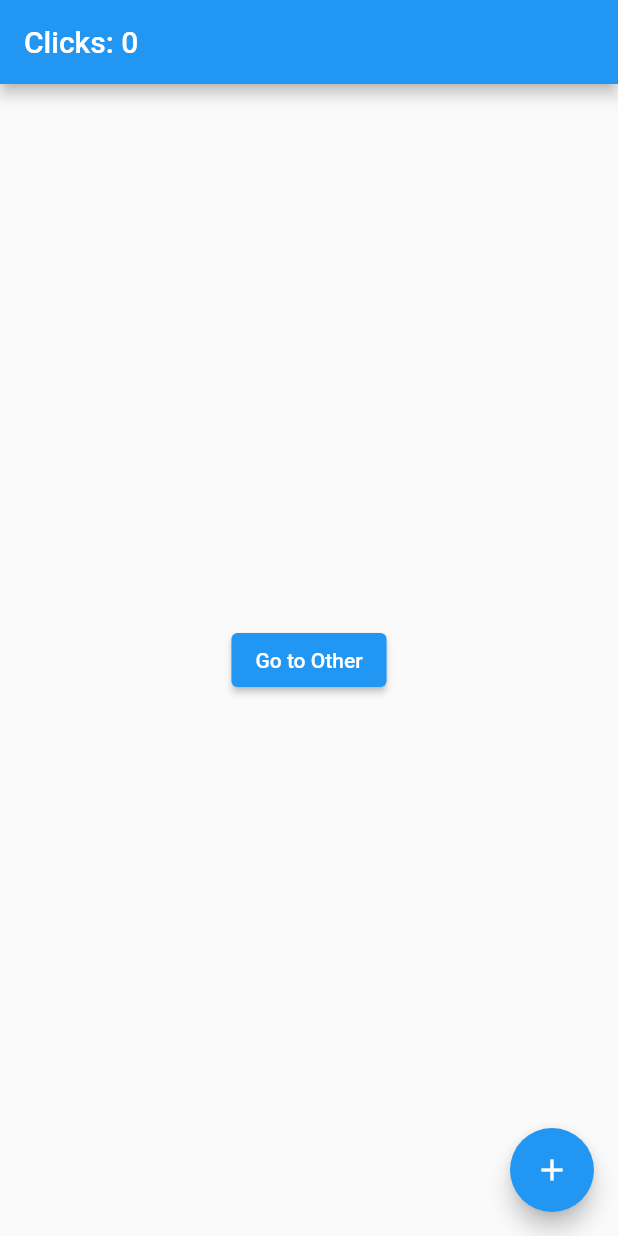
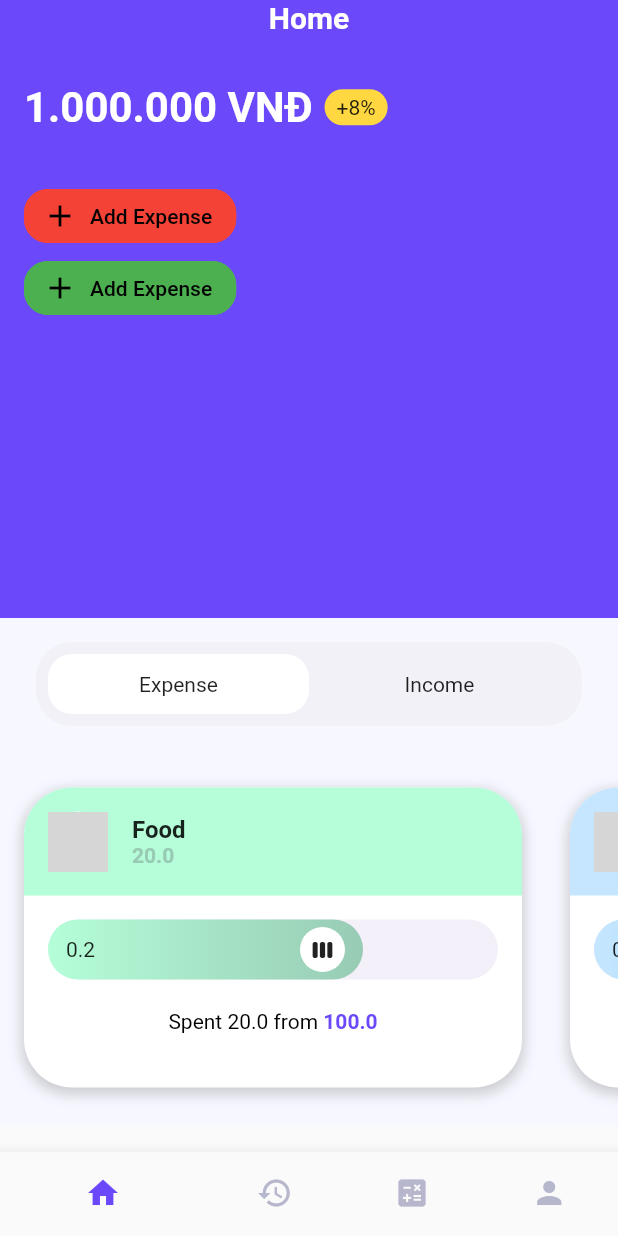
Before and after one commit to quangkhaidam93/financial-freedom, a Flutter app: the screen it shows after launch, on a phone screen of 412 x 824 dp. Run offline on Flutter 3.47's test engine with Material 2 defaults, Android fonts, the phone set to English and light mode, and no system bars; drawn by our look-alikes of custom_sliding_segmented_control; our stand-ins replace get; network calls fail; grey boxes are pictures that could not be loaded.

Commit message:
Implemented Home Screen

```diff
--- a/lib/main.dart
+++ b/lib/main.dart
@@ -1,39 +1,66 @@
-import 'package:financial_freedom/counter.dart';
+import 'package:financial_freedom/screens/main/main.screen.dart';
 import 'package:flutter/material.dart';
 import 'package:get/get.dart';
 
 void main() {
-  runApp(GetMaterialApp(home: Home()));
+  runApp(GetMaterialApp(
+    home: const MainScreen(),
+    theme: ThemeData(
+        textTheme: const TextTheme().copyWith(
+            headline1: const TextStyle(
+                color: Colors.white, fontSize: 28, fontWeight: FontWeight.bold),
+            headline2: const TextStyle(
+                color: Colors.white, fontSize: 24, fontWeight: FontWeight.bold),
+            headline3: const TextStyle(
+                color: Colors.white,
+                fontSize: 20,
+                fontWeight: FontWeight.bold)),
+        colorScheme: const ColorScheme(
+          primary: Color(0xff6b49fb),
+          primaryContainer: Color(0xff463284),
+          onPrimary: Colors.white,
+          secondary: Color(0xffc6e6ff),
+          secondaryContainer: Color(0xff6ac3fb),
+          onSecondary: Colors.white,
+          brightness: Brightness.light,
+          error: Colors.red,
+          onError: Colors.red,
+          background: Colors.white,
+          onBackground: Colors.white,
+          surface: Colors.white,
+          onSurface: Colors.white,
+        )),
+  ));
 }
 
-class Home extends StatelessWidget {
-  @override
-  Widget build(context) {
-    // Instantiate your class using Get.put() to make it available for all "child" routes there.
-    final Controller c = Get.put(Controller());
+// class Home extends StatelessWidget {
+//   @override
+//   Widget build(context) {
+//     // Instantiate your class using Get.put() to make it available for all "child" routes there.
+//     final Controller c = Get.put(Controller());
 
-    return Scaffold(
-        // Use Obx(()=> to update Text() whenever count is changed.
-        appBar: AppBar(title: Obx(() => Text("Clicks: ${c.count}"))),
+//     return Scaffold(
+//         // Use Obx(()=> to update Text() whenever count is changed.
+//         appBar: AppBar(title: Obx(() => Text("Clicks: ${c.count}"))),
 
-        // Replace the 8 lines Navigator.push by a simple Get.to(). You don't need context
-        body: Center(
-            child: ElevatedButton(
-                child: Text("Go to Other"), onPressed: () => Get.to(Other()))),
-        floatingActionButton: FloatingActionButton(
-            child: Icon(Icons.add), onPressed: c.increment));
-  }
-}
+//         // Replace the 8 lines Navigator.push by a simple Get.to(). You don't need context
+//         body: Center(
+//             child: ElevatedButton(
+//                 child: Text("Go to Other"), onPressed: () => Get.to(Other()))),
+//         floatingActionButton: FloatingActionButton(
+//             child: Icon(Icons.add), onPressed: c.increment));
+//   }
+// }
 
-class Other extends StatelessWidget {
-  // You can ask Get to find a Controller that is being used by another page and redirect you to it.
-  final Controller c = Get.find();
+// class Other extends StatelessWidget {
+//   // You can ask Get to find a Controller that is being used by another page and redirect you to it.
+//   final Controller c = Get.find();
 
-  @override
-  Widget build(context) {
-    // Access the updated count variable
-    return Scaffold(
-        appBar: AppBar(title: Text('Hello')),
-        body: Center(child: Text("${c.count}")));
-  }
-}
+//   @override
+//   Widget build(context) {
+//     // Access the updated count variable
+//     return Scaffold(
+//         appBar: AppBar(title: Text('Hello')),
+//         body: Center(child: Text("${c.count}")));
+//   }
+// }
--- /dev/null
+++ b/lib/mocks/categories.mock.dart
@@ -0,0 +1,82 @@
+import 'package:financial_freedom/models/expense_category.model.dart';
+import 'package:flutter/material.dart';
+
+final List<ExpenseCategory> expenseCategories = [
+  ExpenseCategory(
+      icon: '',
+      name: 'Food',
+      lightColor: const Color(0xffB5FED9),
+      darkColor: const Color(0xff98CBB4),
+      total: 100,
+      spent: 20),
+  ExpenseCategory(
+      icon: '',
+      name: 'Fashion',
+      lightColor: const Color(0xffc6e6ff),
+      darkColor: const Color(0xff85ccf5),
+      total: 100,
+      spent: 20),
+  ExpenseCategory(
+      icon: '',
+      name: 'Transportation',
+      lightColor: const Color(0xffA9A8AE),
+      darkColor: const Color(0xffA09FA6),
+      total: 100,
+      spent: 20),
+  ExpenseCategory(
+      icon: '',
+      name: 'Investment',
+      lightColor: const Color(0xffFFEFD3),
+      darkColor: const Color(0xffFFC49B),
+      total: 100,
+      spent: 20),
+  ExpenseCategory(
+      icon: '',
+      name: 'Accessories',
+      lightColor: const Color(0xffFFF794),
+      darkColor: const Color(0xffFFF689),
+      total: 100,
+      spent: 20),
+  ExpenseCategory(
+      icon: '',
+      name: 'Entertainment',
+      lightColor: const Color(0xffD4F2D2),
+      darkColor: const Color(0xffADBDAB),
+      total: 100,
+      spent: 20),
+  ExpenseCategory(
+      icon: '',
+      name: 'Service',
+      lightColor: const Color(0xff76E5FC),
+      darkColor: const Color(0xff4BC0D9),
+      total: 100,
+      spent: 20),
+  ExpenseCategory(
+      icon: '',
+      name: 'Healthcare',
+      lightColor: const Color(0xff9DACFF),
+      darkColor: const Color(0xff6457A6),
+      total: 100,
+      spent: 20),
+  ExpenseCategory(
+      icon: '',
+      name: 'Housing',
+      lightColor: const Color(0xffD1F0B1),
+      darkColor: const Color(0xffB6CB9E),
+      total: 100,
+      spent: 20),
+  ExpenseCategory(
+      icon: '',
+      name: 'Family',
+      lightColor: const Color(0xffE0D3DE),
+      darkColor: const Color(0xffD6C6C4),
+      total: 100,
+      spent: 20),
+  ExpenseCategory(
+      icon: '',
+      name: 'Debt and interest',
+      lightColor: const Color(0xffFFA69E),
+      darkColor: const Color(0xffFF7E6B),
+      total: 100,
+      spent: 20),
+];
--- /dev/null
+++ b/lib/models/expense_category.model.dart
@@ -0,0 +1,21 @@
+import 'package:flutter/material.dart';
+
+class ExpenseCategory {
+  final String icon;
+  final String name;
+  final Color lightColor;
+  final Color darkColor;
+  final double total;
+  final double spent;
+  late double ratio;
+
+  ExpenseCategory(
+      {required this.icon,
+      required this.name,
+      required this.lightColor,
+      required this.darkColor,
+      required this.total,
+      required this.spent}) {
+    ratio = spent / total;
+  }
+}
--- /dev/null
+++ b/lib/screens/home/home.screen.dart
@@ -0,0 +1,19 @@
+import 'package:financial_freedom/screens/home/widgets/body.widget.dart';
+import 'package:financial_freedom/screens/home/widgets/header.widget.dart';
+import 'package:flutter/material.dart';
+
+class HomeScreen extends StatelessWidget {
+  const HomeScreen({Key? key}) : super(key: key);
+
+  @override
+  Widget build(BuildContext context) {
+    return SizedBox(
+      height: MediaQuery.of(context).size.height,
+      child: SingleChildScrollView(
+        child: Column(
+          children: const [HomeHeader(), HomeBody()],
+        ),
+      ),
+    );
+  }
+}
--- /dev/null
+++ b/lib/screens/home/widgets/body.widget.dart
@@ -0,0 +1,61 @@
+import 'package:custom_sliding_segmented_control/custom_sliding_segmented_control.dart';
+import 'package:financial_freedom/mocks/categories.mock.dart';
+import 'package:financial_freedom/widgets/category_card.widget.dart';
+import 'package:flutter/material.dart';
+
+class HomeBody extends StatefulWidget {
+  const HomeBody({Key? key}) : super(key: key);
+
+  @override
+  State<HomeBody> createState() => _HomeBodyState();
+}
+
+class _HomeBodyState extends State<HomeBody> {
+  int segmentedControlGroupValue = 0;
+
+  final Map<int, Widget> myTabs = const <int, Widget>{
+    0: Text("Expense"),
+    1: Text("Income")
+  };
+
+  @override
+  Widget build(BuildContext context) {
+    return Container(
+      color: const Color(0xfff6f7ff),
+      child: Column(
+        children: [
+          Container(
+            margin: const EdgeInsets.symmetric(vertical: 16),
+            child: CustomSlidingSegmentedControl<int>(
+              initialValue: segmentedControlGroupValue,
+              innerPadding: const EdgeInsets.all(8),
+              fixedWidth: (MediaQuery.of(context).size.width - 64) / 2,
+              decoration: BoxDecoration(
+                  borderRadius: BorderRadius.circular(24),
+                  color: const Color(0xfff2f1f8)),
+              thumbDecoration: BoxDecoration(
+                  borderRadius: BorderRadius.circular(16), color: Colors.white),
+              children: myTabs,
+              onValueChanged: (i) {
+                var index = i;
+                setState(() {
+                  segmentedControlGroupValue = index;
+                });
+              },
+            ),
+          ),
+          SizedBox(
+            height: 250,
+            child: SingleChildScrollView(
+              scrollDirection: Axis.horizontal,
+              child: Row(
+                  children: expenseCategories
+                      .map((c) => CategoryCard(category: c))
+                      .toList()),
+            ),
+          ),
+        ],
+      ),
+    );
+  }
+}
--- /dev/null
+++ b/lib/screens/home/widgets/header.widget.dart
@@ -0,0 +1,72 @@
+import 'package:flutter/material.dart';
+
+class HomeHeader extends StatelessWidget {
+  const HomeHeader({Key? key}) : super(key: key);
+
+  @override
+  Widget build(BuildContext context) {
+    return Container(
+      padding: EdgeInsets.only(
+          top: MediaQuery.of(context).padding.top, left: 16, right: 16),
+      color: Theme.of(context).colorScheme.primary,
+      width: MediaQuery.of(context).size.width,
+      height: MediaQuery.of(context).size.height / 2,
+      child: Column(children: [
+        Text(
+          'Home',
+          textAlign: TextAlign.center,
+          style: Theme.of(context).textTheme.headline3,
+        ),
+        Container(
+          margin: const EdgeInsets.symmetric(vertical: 32),
+          child: Row(
+            children: [
+              Text('1.000.000 VNĐ',
+                  style: Theme.of(context).textTheme.headline1),
+              Container(
+                padding: const EdgeInsets.symmetric(horizontal: 8, vertical: 4),
+                margin: const EdgeInsets.symmetric(horizontal: 8),
+                decoration: BoxDecoration(
+                    color: Colors.amberAccent,
+                    borderRadius: BorderRadius.circular(16)),
+                child: const Text('+8%'),
+              )
+            ],
+          ),
+        ),
+        Align(
+          alignment: Alignment.centerLeft,
+          child: ElevatedButton.icon(
+            onPressed: () {},
+            icon: const Icon(Icons.add),
+            label: const Text('Add Expense'),
+            style: ButtonStyle(
+                elevation: MaterialStateProperty.all(0),
+                foregroundColor: MaterialStateProperty.all(Colors.black),
+                backgroundColor: MaterialStateProperty.all(Colors.red),
+                shape: MaterialStateProperty.all<RoundedRectangleBorder>(
+                    RoundedRectangleBorder(
+                        borderRadius: BorderRadius.circular(16),
+                        side: const BorderSide(color: Colors.red)))),
+          ),
+        ),
+        Align(
+          alignment: Alignment.centerLeft,
+          child: ElevatedButton.icon(
+            onPressed: () {},
+            icon: const Icon(Icons.add),
+            label: const Text('Add Expense'),
+            style: ButtonStyle(
+                elevation: MaterialStateProperty.all(0),
+                foregroundColor: MaterialStateProperty.all(Colors.black),
+                backgroundColor: MaterialStateProperty.all(Colors.green),
+                shape: MaterialStateProperty.all<RoundedRectangleBorder>(
+                    RoundedRectangleBorder(
+                        borderRadius: BorderRadius.circular(16),
+                        side: const BorderSide(color: Colors.green)))),
+          ),
+        ),
+      ]),
+    );
+  }
+}
--- /dev/null
+++ b/lib/screens/main/main.screen.dart
@@ -0,0 +1,66 @@
+import 'package:financial_freedom/screens/home/home.screen.dart';
+import 'package:flutter/material.dart';
+
+class MainScreen extends StatefulWidget {
+  const MainScreen({Key? key}) : super(key: key);
+
+  @override
+  State<MainScreen> createState() => _MainScreenState();
+}
+
+class _MainScreenState extends State<MainScreen> {
+  int _selectedIndex = 0;
+
+  void _onItemTapped(int index) {
+    setState(() {
+      _selectedIndex = index;
+    });
+  }
+
+  Widget bodyBuilder() {
+    switch (_selectedIndex) {
+      case 0:
+        return const HomeScreen();
+      case 1:
+      case 2:
+      case 3:
+        return const Center(child: Text('Other Page'));
+      default:
+        return const HomeScreen();
+    }
+  }
+
+  @override
+  Widget build(BuildContext context) {
+    return Scaffold(
+      body: bodyBuilder(),
+      bottomNavigationBar: BottomNavigationBar(
+        showSelectedLabels: false,
+        showUnselectedLabels: false,
+        items: const <BottomNavigationBarItem>[
+          BottomNavigationBarItem(
+            icon: Icon(Icons.home),
+            label: 'Home',
+          ),
+          BottomNavigationBarItem(
+            icon: Icon(Icons.history),
+            label: 'Business',
+          ),
+          BottomNavigationBarItem(
+            icon: Icon(Icons.calculate),
+            label: 'School',
+          ),
+          BottomNavigationBarItem(
+            icon: Icon(Icons.person),
+            label: 'School',
+          ),
+        ],
+        currentIndex: _selectedIndex,
+        selectedItemColor: Theme.of(context).colorScheme.primary,
+        unselectedItemColor: const Color(0xffb6b6cc),
+        backgroundColor: Colors.white,
+        onTap: _onItemTapped,
+      ),
+    );
+  }
+}
--- /dev/null
+++ b/lib/widgets/category_card.widget.dart
@@ -0,0 +1,132 @@
+import 'package:financial_freedom/models/expense_category.model.dart';
+import 'package:flutter/material.dart';
+
+class CategoryCard extends StatelessWidget {
+  final ExpenseCategory category;
+
+  const CategoryCard({Key? key, required this.category}) : super(key: key);
+
+  @override
+  Widget build(BuildContext context) {
+    return Container(
+      margin: const EdgeInsets.symmetric(horizontal: 16),
+      width: MediaQuery.of(context).size.width - 80,
+      height: 200,
+      decoration: BoxDecoration(
+        color: Colors.white,
+        borderRadius: BorderRadius.circular(32),
+        boxShadow: [
+          BoxShadow(
+            color: Colors.grey.withOpacity(0.5),
+            spreadRadius: 1,
+            blurRadius: 7,
+            offset: const Offset(0, 3), // changes position of shadow
+          ),
+        ],
+      ),
+      child: Column(
+        children: [
+          Container(
+            padding: const EdgeInsets.all(16),
+            decoration: BoxDecoration(
+              color: category.lightColor,
+              borderRadius: const BorderRadius.only(
+                  topLeft: Radius.circular(32), topRight: Radius.circular(32)),
+            ),
+            child: Row(
+              children: [
+                const CircleAvatar(
+                  backgroundColor: Colors.white,
+                  backgroundImage: NetworkImage(
+                      'https://www.pngmart.com/files/11/Shopping-PNG-Background-Image.png'),
+                ),
+                const SizedBox(
+                  width: 16,
+                ),
+                Column(
+                  mainAxisAlignment: MainAxisAlignment.spaceBetween,
+                  crossAxisAlignment: CrossAxisAlignment.start,
+                  children: [
+                    Text(
+                      category.name,
+                      style: const TextStyle(
+                          fontWeight: FontWeight.bold, fontSize: 16),
+                    ),
+                    Text(
+                      '${category.spent}',
+                      style: TextStyle(
+                          color: category.darkColor,
+                          fontWeight: FontWeight.bold),
+                    )
+                  ],
+                )
+              ],
+            ),
+          ),
+          Container(
+            padding: const EdgeInsets.all(16),
+            child: Column(
+              children: [
+                SizedBox(
+                  height: 40,
+                  child: Stack(
+                    children: [
+                      Container(
+                        decoration: BoxDecoration(
+                            color: const Color(0xfff4f0fa),
+                            borderRadius: BorderRadius.circular(20)),
+                      ),
+                      FractionallySizedBox(
+                        heightFactor: 1,
+                        widthFactor: 0.7,
+                        child: Container(
+                          padding: const EdgeInsets.symmetric(horizontal: 12),
+                          decoration: BoxDecoration(
+                              gradient: LinearGradient(colors: [
+                                category.lightColor,
+                                category.darkColor
+                              ]),
+                              borderRadius: BorderRadius.circular(20)),
+                          child: Row(
+                            mainAxisAlignment: MainAxisAlignment.spaceBetween,
+                            children: [
+                              Text('${category.ratio}'),
+                              Container(
+                                width: 30,
+                                height: 30,
+                                decoration: const BoxDecoration(
+                                    shape: BoxShape.circle,
+                                    color: Colors.white),
+                                child: const Icon(Icons.view_week, size: 16),
+                              )
+                            ],
+                          ),
+                        ),
+                      )
+                    ],
+                  ),
+                ),
+                Container(
+                    margin: const EdgeInsets.only(top: 20),
+                    child: RichText(
+                      text: TextSpan(
+                          style: const TextStyle(
+                              fontSize: 14, color: Colors.black),
+                          children: [
+                            TextSpan(text: 'Spent ${category.spent} from '),
+                            TextSpan(
+                                text: '${category.total}',
+                                style: TextStyle(
+                                    fontWeight: FontWeight.bold,
+                                    color:
+                                        Theme.of(context).colorScheme.primary))
+                          ]),
+                    ))
+              ],
+            ),
+          )
+        ],
+      ),
+    );
+  }
+}
--- a/pubspec.yaml
+++ b/pubspec.yaml
@@ -18,7 +18,7 @@ publish_to: 'none' # Remove this line if you wish to publish to pub.dev
 version: 1.0.0+1
 
 environment:
-  sdk: ">=2.16.1 <3.0.0"
+  sdk: ">=2.17.0 <3.0.0"
 
 # Dependencies specify other packages that your package needs in order to work.
 # To automatically upgrade your package dependencies to the latest versions
@@ -35,6 +35,7 @@ dependencies:
   # Use with the CupertinoIcons class for iOS style icons.
   cupertino_icons: ^1.0.2
   get: ^4.6.5
+  custom_sliding_segmented_control: ^1.7.0
 
 dev_dependencies:
   flutter_test:
```
Also changed, not shown: pubspec.lock.
